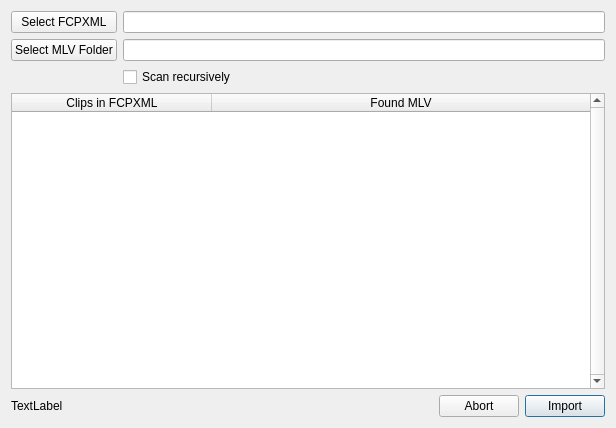
Old version of the form platform/qt/FcpxmlAssistantDialog.ui in the repository ilia3101/MLV-App.
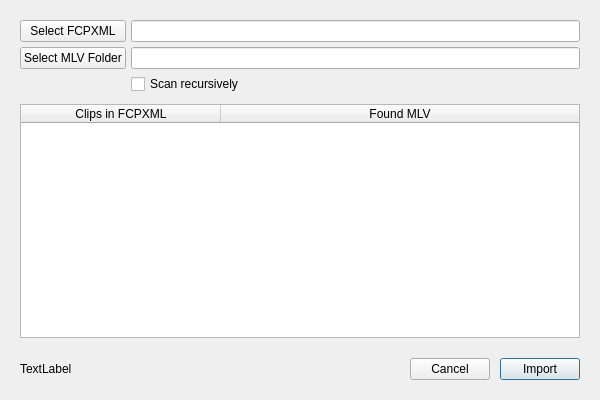
New version of the form. Icons and pictures are not drawn.

Patch:
```diff
--- a/platform/qt/FcpxmlAssistantDialog.ui
+++ b/platform/qt/FcpxmlAssistantDialog.ui
@@ -6,16 +6,34 @@
    <rect>
     <x>0</x>
     <y>0</y>
-    <width>616</width>
-    <height>428</height>
+    <width>600</width>
+    <height>400</height>
    </rect>
   </property>
   <property name="windowTitle">
    <string>FCPXML Import Assistant</string>
   </property>
-  <layout class="QGridLayout" name="gridLayout_2">
-   <item row="0" column="0">
+  <layout class="QVBoxLayout" name="verticalLayout">
+   <property name="spacing">
+    <number>10</number>
+   </property>
+   <property name="leftMargin">
+    <number>20</number>
+   </property>
+   <property name="topMargin">
+    <number>20</number>
+   </property>
+   <property name="rightMargin">
+    <number>20</number>
+   </property>
+   <property name="bottomMargin">
+    <number>20</number>
+   </property>
+   <item>
     <layout class="QGridLayout" name="gridLayout">
+     <property name="spacing">
+      <number>5</number>
+     </property>
      <item row="0" column="0">
       <widget class="QPushButton" name="pushButtonFcpxml">
        <property name="text">
@@ -67,11 +85,8 @@
      </item>
     </layout>
    </item>
-   <item row="1" column="0">
+   <item>
     <widget class="QTableWidget" name="tableWidget">
-     <property name="verticalScrollBarPolicy">
-      <enum>Qt::ScrollBarAlwaysOn</enum>
-     </property>
      <property name="editTriggers">
       <set>QAbstractItemView::NoEditTriggers</set>
      </property>
@@ -102,8 +117,14 @@
      </column>
     </widget>
    </item>
-   <item row="2" column="0">
+   <item>
     <layout class="QHBoxLayout" name="horizontalLayout">
+     <property name="spacing">
+      <number>10</number>
+     </property>
+     <property name="topMargin">
+      <number>10</number>
+     </property>
      <item>
       <widget class="QLabel" name="labelStatus">
        <property name="text">
@@ -118,8 +139,8 @@
        </property>
        <property name="sizeHint" stdset="0">
         <size>
-         <width>40</width>
-         <height>20</height>
+         <width>0</width>
+         <height>0</height>
         </size>
        </property>
       </spacer>
@@ -127,7 +148,7 @@
      <item>
       <widget class="QPushButton" name="pushButtonAbort">
        <property name="text">
-        <string>Abort</string>
+        <string>Cancel</string>
        </property>
       </widget>
      </item>
```
Left out of the diff: 21 changed lines with no effect on the pictures.
